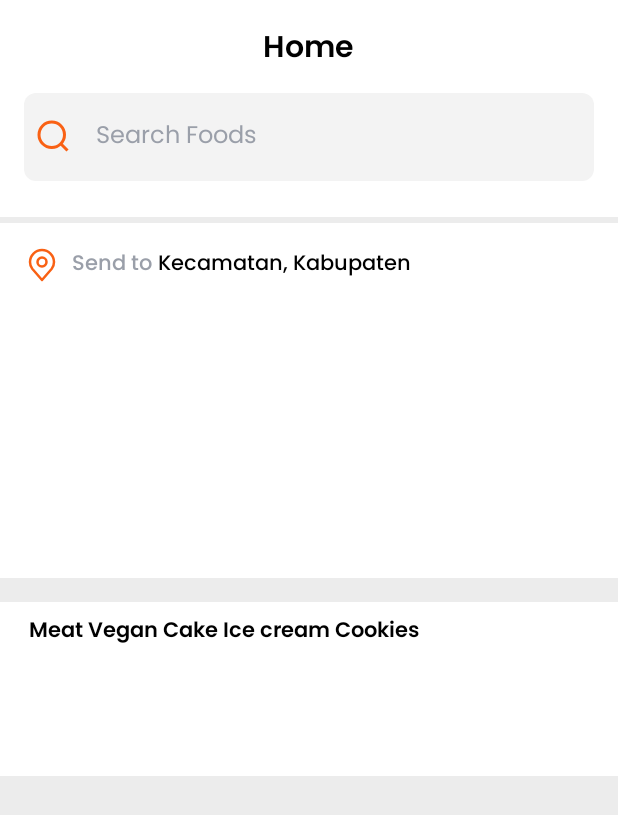
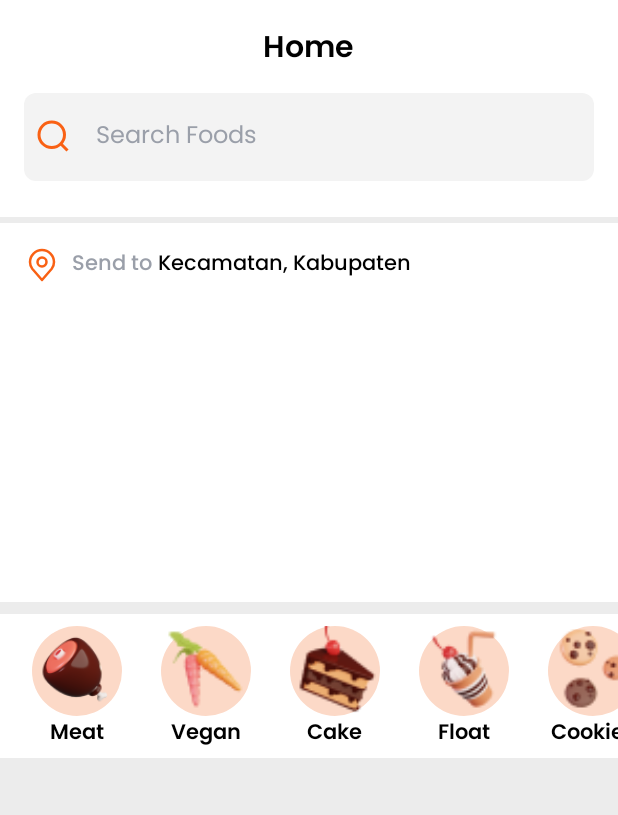
Before and after one commit to DickyArya01/masak.in, an Android app: the screen it shows after launch (HomeActivity), on a phone screen of 412 x 824 dp. Shown: the top 815 px of the screen. Run offline under Robolectric (Android 15) with nearby library versions, the phone set to English and light mode, and no system bars; pictures from the network do not load; 2 statements that could not run were skipped.

Commit message:
fix image error circle category
fix image error circle category, a problem on image res, image still looks blurry even after we scaled up image res in figma

```diff
--- a/app/src/main/java/com/dickyarya/masakin/home/HomeFragment.kt
+++ b/app/src/main/java/com/dickyarya/masakin/home/HomeFragment.kt
@@ -9,6 +9,7 @@ import android.view.View
 import android.view.ViewGroup
 import android.widget.TextView
 import androidx.core.content.ContextCompat
+import androidx.core.view.marginBottom
 import androidx.recyclerview.widget.LinearLayoutManager
 import androidx.recyclerview.widget.RecyclerView
 import androidx.viewpager2.widget.ViewPager2
@@ -46,9 +47,6 @@ class HomeFragment : Fragment() {
     ): View {
         _binding = FragmentHomeBinding.inflate(inflater, container, false)
         return binding.root
-
-
-
     }
 
     override fun onViewCreated(view: View, savedInstanceState: Bundle?) {
--- a/app/src/main/java/com/dickyarya/masakin/model/adapter/CategoryCircleAdapter.kt
+++ b/app/src/main/java/com/dickyarya/masakin/model/adapter/CategoryCircleAdapter.kt
@@ -14,6 +14,10 @@ class CategoryCircleAdapter(private val listData: List<CategoryData>): RecyclerV
         fun bind(data: CategoryData){
             with(binding){
                 tvCategory.text = data.categoryName
+                Glide.with(itemView)
+                    .asDrawable()
+                    .load(data.categoryIconImage)
+                    .into(ivCategoryIcon)
             }
         }
     }
--- a/app/src/main/java/com/dickyarya/masakin/model/data/Data.kt
+++ b/app/src/main/java/com/dickyarya/masakin/model/data/Data.kt
@@ -1,6 +1,6 @@
 package com.dickyarya.masakin.model.data
 
-import android.graphics.drawable.AdaptiveIconDrawable
+import com.dickyarya.masakin.R
 
 //Image Data
 data class ImageData(
@@ -15,13 +15,14 @@ val listImageData = arrayListOf<ImageData>(
 
 //Category Data
 data class CategoryData(
-    val categoryName: String
+    val categoryName: String,
+    val categoryIconImage: Int
 )
 
 val listCategoryData = arrayListOf<CategoryData>(
-    CategoryData("Meat"),
-    CategoryData("Vegan"),
-    CategoryData("Cake"),
-    CategoryData("Ice cream"),
-    CategoryData("Cookies"),
+    CategoryData("Meat", R.drawable.category_meat),
+    CategoryData("Vegan", R.drawable.category_vegetable),
+    CategoryData("Cake", R.drawable.category_cake),
+    CategoryData("Float", R.drawable.category_float),
+    CategoryData("Cookies", R.drawable.category_cookies),
 )
--- a/app/src/main/res/layout/component_circle_category.xml
+++ b/app/src/main/res/layout/component_circle_category.xml
@@ -1,54 +1,44 @@
 <?xml version="1.0" encoding="utf-8"?>
 <androidx.constraintlayout.widget.ConstraintLayout xmlns:android="http://schemas.android.com/apk/res/android"
     xmlns:app="http://schemas.android.com/apk/res-auto"
-    xmlns:tools="http://schemas.android.com/tools"
-    android:layout_width="wrap_content"
-    android:layout_height="match_parent">
+    android:layout_marginStart="16dp"
+    android:layout_width="70dp"
+    android:layout_height="80dp">
 
-<!--        <RelativeLayout-->
-<!--            android:id="@+id/rlCategoryContainer"-->
-<!--            android:layout_width="80dp"-->
-<!--            android:layout_height="wrap_content"-->
-<!--            app:layout_constraintStart_toStartOf="parent"-->
-<!--            app:layout_constraintTop_toTopOf="parent">-->
-
-<!--                <ImageView-->
-<!--                    android:id="@+id/circleBG"-->
-<!--                    android:layout_width="wrap_content"-->
-<!--                    android:layout_height="wrap_content"-->
-<!--                    android:layout_centerInParent="true"-->
-<!--                    android:contentDescription="@string/circle_category_container"-->
-<!--                    tools:srcCompat="@drawable/container_category" />-->
-
-<!--                <ImageView-->
-<!--                    android:layout_width="wrap_content"-->
-<!--                    android:layout_height="wrap_content"-->
-<!--                    android:layout_centerInParent="true"-->
-<!--                    android:contentDescription="@string/icon_category"-->
-<!--                    tools:srcCompat="@drawable/category_meat" />-->
-
-<!--        </RelativeLayout>-->
         <ImageView
             android:id="@+id/circleBG"
             android:layout_width="wrap_content"
             android:layout_height="wrap_content"
-            android:layout_centerInParent="true"
             android:contentDescription="@string/circle_category_container"
+            android:src="@drawable/container_category"
             app:layout_constraintEnd_toEndOf="parent"
             app:layout_constraintStart_toStartOf="parent"
-            app:layout_constraintTop_toTopOf="parent"
-            tools:srcCompat="@drawable/container_category" />
+            app:layout_constraintTop_toTopOf="parent" />
+
+        <ImageView
+            android:id="@+id/ivCategoryIcon"
+            android:layout_width="wrap_content"
+            android:layout_height="wrap_content"
+            android:layout_marginBottom="5dp"
+            android:contentDescription="@string/icon_category"
+            android:src="@drawable/category_meat"
+            android:scaleType="fitCenter"
+            app:layout_constraintBottom_toBottomOf="@+id/circleBG"
+            app:layout_constraintEnd_toEndOf="@+id/circleBG"
+            app:layout_constraintStart_toEndOf="@+id/circleBG"
+            app:layout_constraintStart_toStartOf="@+id/circleBG"
+            app:layout_constraintTop_toTopOf="@+id/circleBG" />
 
         <TextView
             android:id="@+id/tvCategory"
             android:layout_width="wrap_content"
             android:layout_height="wrap_content"
-            android:layout_marginStart="3dp"
             android:fontFamily="@font/poppins_semibold"
+            android:maxLines="1"
             android:text="@string/category"
             android:textColor="@color/black"
-            app:layout_constraintEnd_toEndOf="@+id/circleBG"
-            app:layout_constraintStart_toStartOf="@+id/circleBG"
+            app:layout_constraintEnd_toEndOf="parent"
+            app:layout_constraintStart_toStartOf="parent"
             app:layout_constraintTop_toBottomOf="@+id/circleBG" />
 
 </androidx.constraintlayout.widget.ConstraintLayout>
--- a/app/src/main/res/layout/component_food_base_category.xml
+++ b/app/src/main/res/layout/component_food_base_category.xml
@@ -3,7 +3,8 @@
     xmlns:app="http://schemas.android.com/apk/res-auto"
     android:layout_width="match_parent"
     android:layout_height="match_parent"
-    android:paddingHorizontal="16dp"
+    android:paddingStart="0dp"
+    android:paddingEnd="0dp"
     android:paddingVertical="8dp"
     android:background="@color/white"
     xmlns:tools="http://schemas.android.com/tools">
@@ -11,7 +12,7 @@
     <androidx.recyclerview.widget.RecyclerView
         android:id="@+id/rcCategory"
         android:layout_width="match_parent"
-        android:layout_height="100dp"
+        android:layout_height="wrap_content"
         android:scrollbars="horizontal"
         app:layout_constraintEnd_toEndOf="parent"
         app:layout_constraintStart_toStartOf="parent"
--- a/app/src/main/res/layout/component_image_slider.xml
+++ b/app/src/main/res/layout/component_image_slider.xml
@@ -3,8 +3,8 @@
     xmlns:app="http://schemas.android.com/apk/res-auto"
     android:layout_width="match_parent"
     android:layout_height="wrap_content"
+    android:paddingBottom="16dp"
     android:background="@color/white">
-
 
     <LinearLayout
         android:id="@+id/llSliderAddress"
--- a/app/src/main/res/layout/fragment_home.xml
+++ b/app/src/main/res/layout/fragment_home.xml
@@ -24,7 +24,6 @@
                 android:layout_height="wrap_content"
                 android:layout_marginTop="4dp"
                 android:paddingBottom="16dp"
-                android:layout_marginBottom="16dp"
                 app:layout_constraintEnd_toEndOf="parent"
                 app:layout_constraintStart_toStartOf="parent"
                 app:layout_constraintTop_toTopOf="parent" />
@@ -33,7 +32,8 @@
                 android:id="@+id/rcCategorySection"
                 layout="@layout/component_food_base_category"
                 android:layout_width="match_parent"
-                android:layout_height="wrap_content"/>
+                android:layout_height="wrap_content"
+                android:layout_marginTop="8dp"/>
 
         </LinearLayout>
 
--- a/app/src/main/res/layout/item_slider.xml
+++ b/app/src/main/res/layout/item_slider.xml
@@ -3,8 +3,6 @@
     xmlns:app="http://schemas.android.com/apk/res-auto"
     android:layout_width="match_parent"
     android:layout_height="match_parent">
-
-
 
     <androidx.cardview.widget.CardView
         android:id="@+id/cvSliderBanner"
```
Also changed, not shown: app/src/main/res/drawable/category_cake.png (added), app/src/main/res/drawable/category_cookies.png (added), app/src/main/res/drawable/category_float.png (added), app/src/main/res/drawable/category_meat.png, app/src/main/res/drawable/category_vegetable.png (added).
